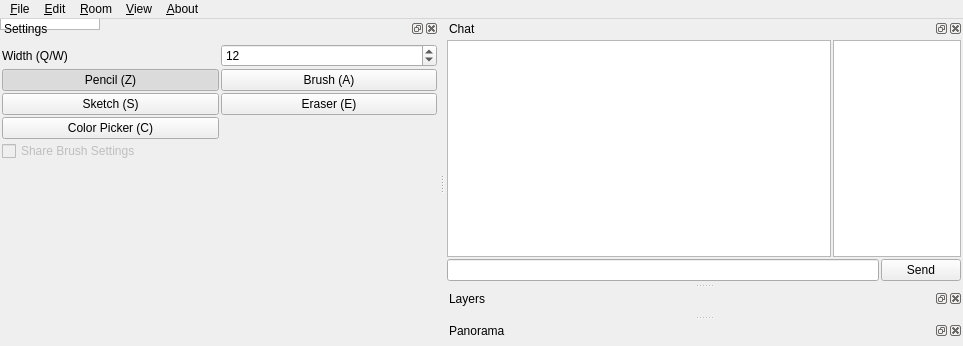
This is widgets/mainwindow.ui in liuyanghejerry/painttyWidget as Qt 5 draws it before an edit. The edited form follows.
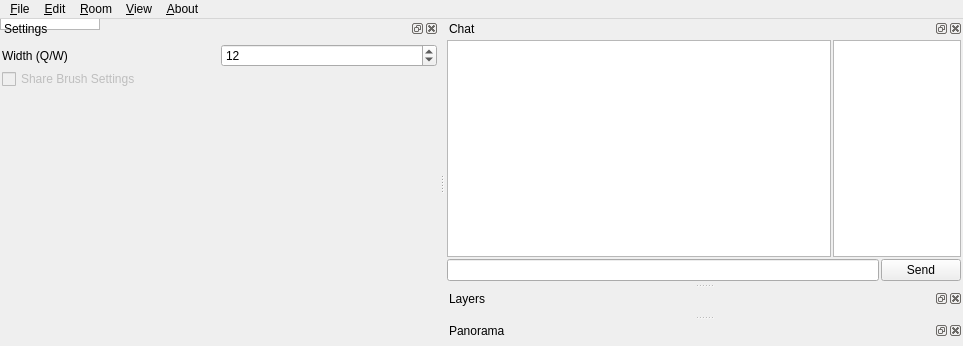
This is the edited form. Custom widgets are drawn as their Qt base class.

Commit message: change: change buttons to tool bar for brush buttons.

The edit to the form file:
```diff
--- a/widgets/mainwindow.ui
+++ b/widgets/mainwindow.ui
@@ -82,93 +82,6 @@
        </item>
       </layout>
      </item>
-     <item>
-      <layout class="QGridLayout" name="gridLayout_2">
-       <property name="spacing">
-        <number>2</number>
-       </property>
-       <item row="0" column="0">
-        <widget class="QPushButton" name="pencilButton">
-         <property name="text">
-          <string>Pencil (Z)</string>
-         </property>
-         <property name="checkable">
-          <bool>true</bool>
-         </property>
-         <property name="checked">
-          <bool>true</bool>
-         </property>
-         <property name="autoExclusive">
-          <bool>true</bool>
-         </property>
-         <attribute name="buttonGroup">
-          <string notr="true">buttonGroup</string>
-         </attribute>
-        </widget>
-       </item>
-       <item row="4" column="0">
-        <widget class="QPushButton" name="colorPicker">
-         <property name="text">
-          <string>Color Picker (C)</string>
-         </property>
-         <property name="checkable">
-          <bool>true</bool>
-         </property>
-        </widget>
-       </item>
-       <item row="2" column="0">
-        <widget class="QPushButton" name="sketchButton">
-         <property name="text">
-          <string>Sketch (S)</string>
-         </property>
-         <property name="checkable">
-          <bool>true</bool>
-         </property>
-         <property name="autoExclusive">
-          <bool>true</bool>
-         </property>
-         <attribute name="buttonGroup">
-          <string notr="true">buttonGroup</string>
-         </attribute>
-        </widget>
-       </item>
-       <item row="0" column="1">
-        <widget class="QPushButton" name="brushButton">
-         <property name="text">
-          <string>Brush (A)</string>
-         </property>
-         <property name="checkable">
-          <bool>true</bool>
-         </property>
-         <property name="checked">
-          <bool>false</bool>
-         </property>
-         <property name="autoExclusive">
-          <bool>true</bool>
-         </property>
-         <attribute name="buttonGroup">
-          <string notr="true">buttonGroup</string>
-         </attribute>
-        </widget>
-       </item>
-       <item row="2" column="1">
-        <widget class="QPushButton" name="eraserButton">
-         <property name="text">
-          <string>Eraser (E)</string>
-         </property>
-         <property name="checkable">
-          <bool>true</bool>
-         </property>
-         <property name="autoExclusive">
-          <bool>true</bool>
-         </property>
-         <attribute name="buttonGroup">
-          <string notr="true">buttonGroup</string>
-         </attribute>
-        </widget>
-       </item>
-      </layout>
-     </item>
      <item>
       <widget class="QCheckBox" name="checkBox">
        <property name="enabled">
```
The commit also changes 9 other files.
